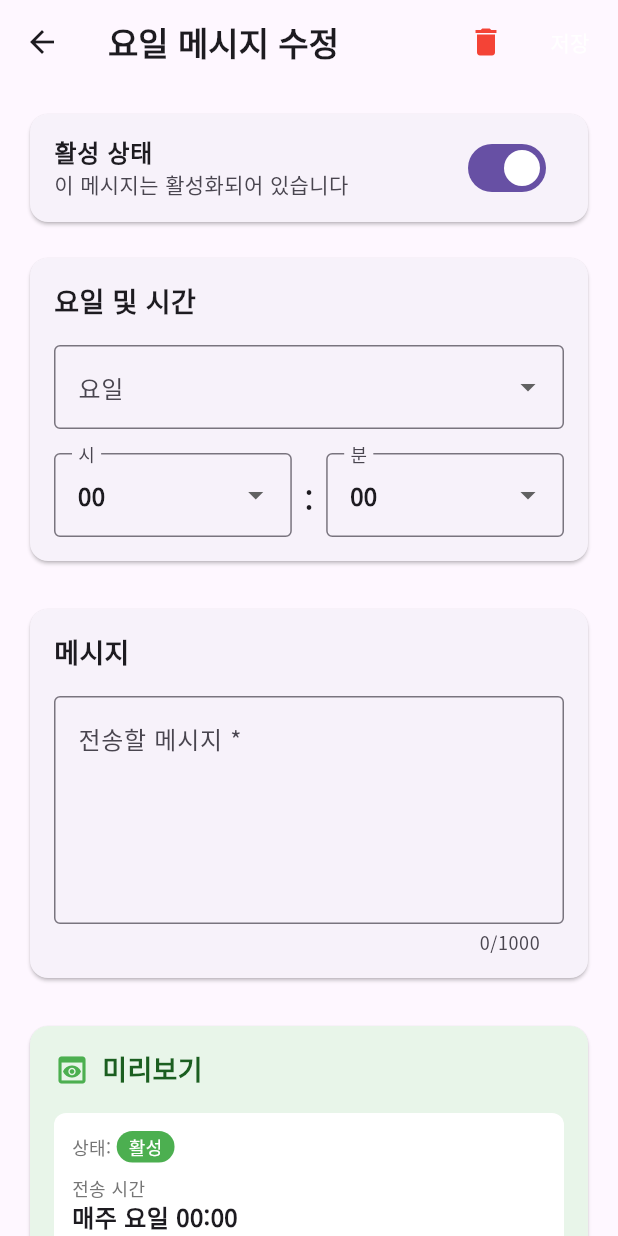
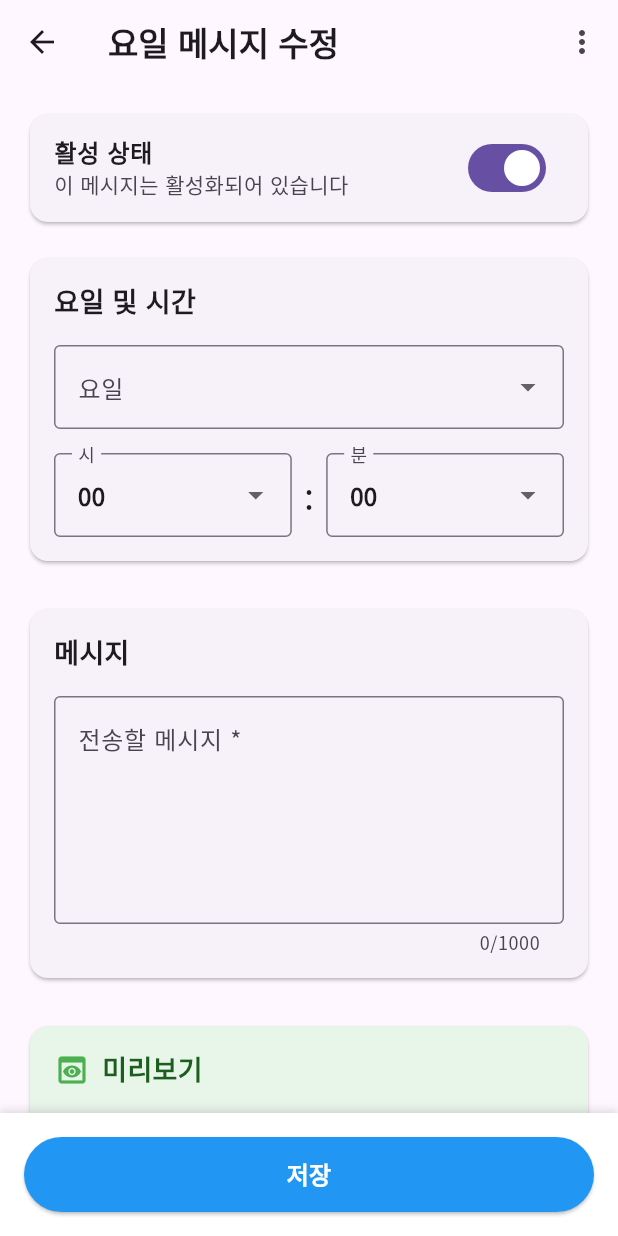
Before and after one commit to emotionalboySY/gsbot_manager, a Flutter app: the WeeklyMessageDetailScreen screen opened directly with empty values, on a phone screen of 412 x 824 dp. Run offline on Flutter 3.47's test engine with Material 3 defaults, Android fonts, the phone set to English and light mode, and no system bars; our stand-ins replace dio, firebase_core, firebase_messaging, flutter_local_notifications, get, google_fonts; accounts and stored records are empty; network calls fail.

Commit message:
refactor: 메시지 수정 페이지 AppBar 버튼 레이아웃 통일
- 매일: 체크 버튼 제거, 삭제를 PopupMenuButton(점 3개)으로 이동
- 요일/정확한 시간: 매일과 동일한 레이아웃 적용 (PopupMenuButton + 하단 저장 버튼)

Co-Authored-By: Claude Opus 4.6 (1M context) <noreply@anthropic.com>

```diff
--- a/lib/screens/interval_message/detail_weekly.dart
+++ b/lib/screens/interval_message/detail_weekly.dart
@@ -50,16 +50,18 @@ class WeeklyMessageDetailScreenState extends State<WeeklyMessageDetailScreen> {
         appBar: AppBar(
           title: Text('요일 메시지 수정'),
           actions: [
-            IconButton(
-              icon: Icon(Icons.delete, color: Colors.red),
-              onPressed: _showDeleteDialog,
-            ),
-            TextButton(
-              onPressed: _saveMessage,
-              child: Text(
-                '저장',
-                style: TextStyle(color: Colors.white),
-              ),
+            PopupMenuButton<String>(
+              onSelected: (value) {
+                if (value == 'delete') {
+                  _showDeleteDialog();
+                }
+              },
+              itemBuilder: (context) => [
+                PopupMenuItem(
+                  value: 'delete',
+                  child: Text('삭제', style: TextStyle(color: Colors.red)),
+                ),
+              ],
             ),
           ],
         ),
@@ -79,7 +81,33 @@ class WeeklyMessageDetailScreenState extends State<WeeklyMessageDetailScreen> {
                 _buildPreviewSection(),
                 SizedBox(height: 24),
                 _buildMetadataSection(),
+                SizedBox(height: 80),
               ],
+            ),
+          ),
+        ),
+        bottomNavigationBar: Container(
+          padding: EdgeInsets.all(16),
+          decoration: BoxDecoration(
+            color: Colors.white,
+            boxShadow: [
+              BoxShadow(
+                color: Colors.black12,
+                blurRadius: 4,
+                offset: Offset(0, -2),
+              ),
+            ],
+          ),
+          child: ElevatedButton(
+            onPressed: _saveMessage,
+            style: ElevatedButton.styleFrom(
+              minimumSize: Size(double.infinity, 50),
+              backgroundColor: Colors.blue,
+              foregroundColor: Colors.white,
+            ),
+            child: Text(
+              '저장',
+              style: TextStyle(fontSize: 16, fontWeight: FontWeight.bold),
             ),
           ),
         ),
```
Also changed, not shown: lib/screens/interval_message/detail_daily.dart (+12 -9 lines), lib/screens/interval_message/detail_exact.dart (+38 -10 lines).
